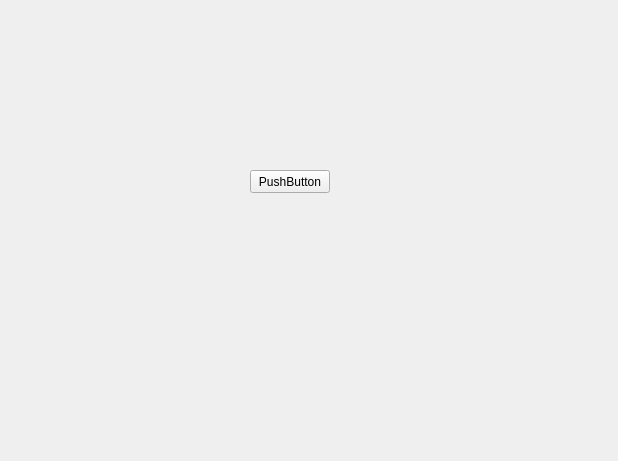
Before: the Qt Designer form ApplicationWidget.ui in Kinvy66/LiBMan, drawn with Qt 5.
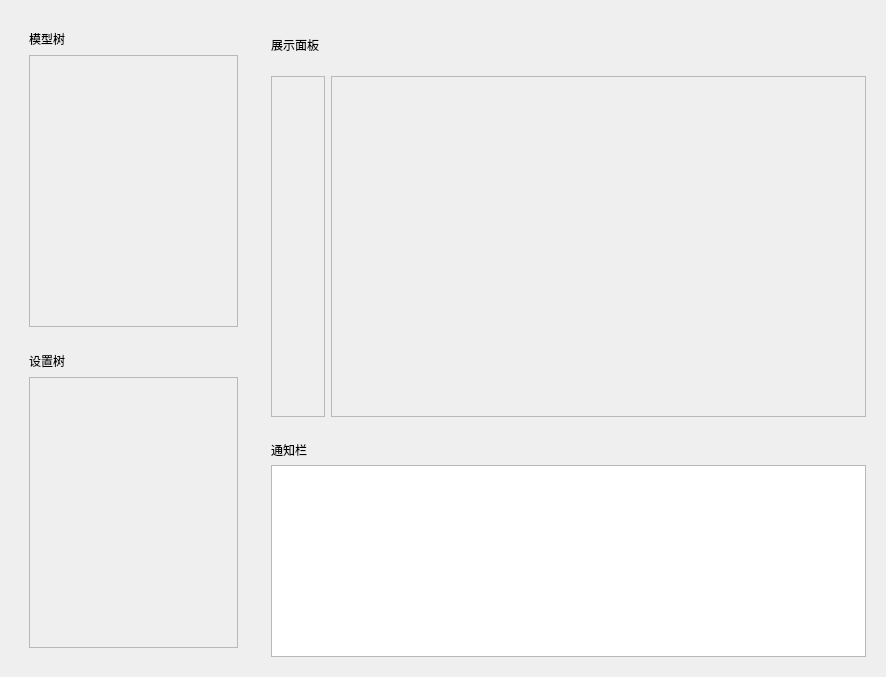
After: the same form once the commit is applied.

```diff
--- a/ApplicationWidget.ui
+++ b/ApplicationWidget.ui
@@ -6,26 +6,231 @@
    <rect>
     <x>0</x>
     <y>0</y>
-    <width>618</width>
-    <height>461</height>
+    <width>886</width>
+    <height>677</height>
    </rect>
   </property>
   <property name="windowTitle">
    <string>Form</string>
   </property>
-  <widget class="QPushButton" name="pushButton">
-   <property name="geometry">
-    <rect>
-     <x>250</x>
-     <y>170</y>
-     <width>80</width>
-     <height>23</height>
-    </rect>
-   </property>
-   <property name="text">
-    <string>PushButton</string>
-   </property>
-  </widget>
+  <layout class="QHBoxLayout" name="horizontalLayout_6" stretch="2,5">
+   <item>
+    <widget class="QWidget" name="widget_2" native="true">
+     <layout class="QVBoxLayout" name="verticalLayout_3">
+      <item>
+       <widget class="QWidget" name="widget_4" native="true">
+        <layout class="QVBoxLayout" name="verticalLayout">
+         <item>
+          <layout class="QHBoxLayout" name="horizontalLayout">
+           <item>
+            <widget class="QLabel" name="label_3">
+             <property name="text">
+              <string>模型树</string>
+             </property>
+            </widget>
+           </item>
+           <item>
+            <spacer name="horizontalSpacer">
+             <property name="orientation">
+              <enum>Qt::Horizontal</enum>
+             </property>
+             <property name="sizeHint" stdset="0">
+              <size>
+               <width>40</width>
+               <height>20</height>
+              </size>
+             </property>
+            </spacer>
+           </item>
+          </layout>
+         </item>
+         <item>
+          <widget class="QScrollArea" name="scrollArea_model">
+           <property name="widgetResizable">
+            <bool>true</bool>
+           </property>
+           <widget class="QWidget" name="scrollAreaWidgetContents">
+            <property name="geometry">
+             <rect>
+              <x>0</x>
+              <y>0</y>
+              <width>208</width>
+              <height>270</height>
+             </rect>
+            </property>
+           </widget>
+          </widget>
+         </item>
+        </layout>
+       </widget>
+      </item>
+      <item>
+       <widget class="QWidget" name="widget_5" native="true">
+        <layout class="QVBoxLayout" name="verticalLayout_2">
+         <item>
+          <layout class="QHBoxLayout" name="horizontalLayout_2">
+           <item>
+            <widget class="QLabel" name="label_2">
+             <property name="text">
+              <string>设置树</string>
+             </property>
+            </widget>
+           </item>
+           <item>
+            <spacer name="horizontalSpacer_2">
+             <property name="orientation">
+              <enum>Qt::Horizontal</enum>
+             </property>
+             <property name="sizeHint" stdset="0">
+              <size>
+               <width>40</width>
+               <height>20</height>
+              </size>
+             </property>
+            </spacer>
+           </item>
+          </layout>
+         </item>
+         <item>
+          <widget class="QScrollArea" name="scrollArea_setting">
+           <property name="widgetResizable">
+            <bool>true</bool>
+           </property>
+           <widget class="QWidget" name="scrollAreaWidgetContents_2">
+            <property name="geometry">
+             <rect>
+              <x>0</x>
+              <y>0</y>
+              <width>208</width>
+              <height>269</height>
+             </rect>
+            </property>
+           </widget>
+          </widget>
+         </item>
+        </layout>
+       </widget>
+      </item>
+     </layout>
+    </widget>
+   </item>
+   <item>
+    <layout class="QVBoxLayout" name="verticalLayout_6" stretch="8,0">
+     <item>
+      <widget class="QWidget" name="widget" native="true">
+       <layout class="QVBoxLayout" name="verticalLayout_4">
+        <item>
+         <layout class="QHBoxLayout" name="horizontalLayout_3">
+          <property name="sizeConstraint">
+           <enum>QLayout::SetMinimumSize</enum>
+          </property>
+          <item>
+           <widget class="QLabel" name="label_4">
+            <property name="sizePolicy">
+             <sizepolicy hsizetype="Preferred" vsizetype="Minimum">
+              <horstretch>0</horstretch>
+              <verstretch>0</verstretch>
+             </sizepolicy>
+            </property>
+            <property name="maximumSize">
+             <size>
+              <width>16777215</width>
+              <height>50</height>
+             </size>
+            </property>
+            <property name="text">
+             <string>展示面板</string>
+            </property>
+           </widget>
+          </item>
+          <item>
+           <spacer name="horizontalSpacer_3">
+            <property name="orientation">
+             <enum>Qt::Horizontal</enum>
+            </property>
+            <property name="sizeType">
+             <enum>QSizePolicy::MinimumExpanding</enum>
+            </property>
+            <property name="sizeHint" stdset="0">
+             <size>
+              <width>168</width>
+              <height>17</height>
+             </size>
+            </property>
+           </spacer>
+          </item>
+         </layout>
+        </item>
+        <item>
+         <layout class="QHBoxLayout" name="horizontalLayout_5" stretch="1,10">
+          <property name="sizeConstraint">
+           <enum>QLayout::SetMaximumSize</enum>
+          </property>
+          <item>
+           <widget class="QFrame" name="frame">
+            <property name="frameShape">
+             <enum>QFrame::StyledPanel</enum>
+            </property>
+            <property name="frameShadow">
+             <enum>QFrame::Raised</enum>
+            </property>
+           </widget>
+          </item>
+          <item>
+           <widget class="QFrame" name="frame_2">
+            <property name="frameShape">
+             <enum>QFrame::StyledPanel</enum>
+            </property>
+            <property name="frameShadow">
+             <enum>QFrame::Raised</enum>
+            </property>
+           </widget>
+          </item>
+         </layout>
+        </item>
+       </layout>
+      </widget>
+     </item>
+     <item>
+      <widget class="QWidget" name="widget_3" native="true">
+       <layout class="QVBoxLayout" name="verticalLayout_5">
+        <item>
+         <layout class="QHBoxLayout" name="horizontalLayout_4">
+          <item>
+           <widget class="QLabel" name="label_5">
+            <property name="text">
+             <string>通知栏</string>
+            </property>
+           </widget>
+          </item>
+          <item>
+           <spacer name="horizontalSpacer_4">
+            <property name="orientation">
+             <enum>Qt::Horizontal</enum>
+            </property>
+            <property name="sizeHint" stdset="0">
+             <size>
+              <width>168</width>
+              <height>17</height>
+             </size>
+            </property>
+           </spacer>
+          </item>
+         </layout>
+        </item>
+        <item>
+         <widget class="QPlainTextEdit" name="plainTextEdit">
+          <property name="readOnly">
+           <bool>true</bool>
+          </property>
+         </widget>
+        </item>
+       </layout>
+      </widget>
+     </item>
+    </layout>
+   </item>
+  </layout>
  </widget>
  <resources/>
  <connections/>
```
